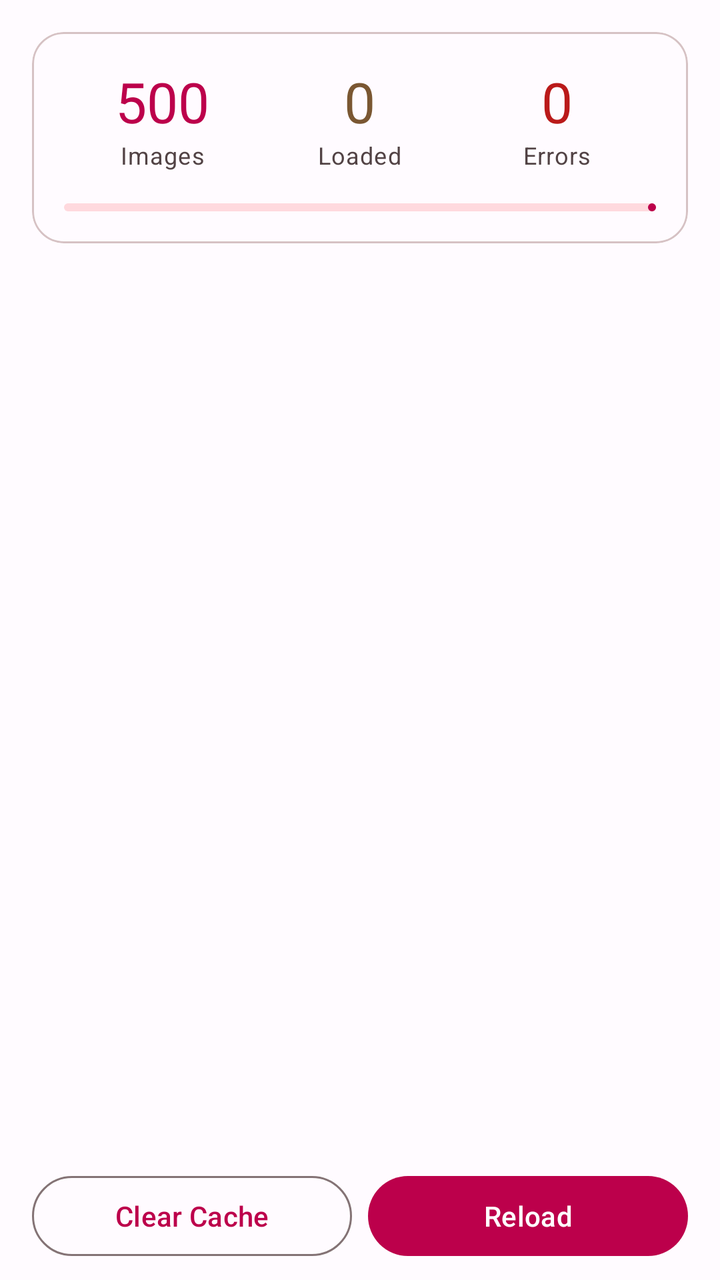
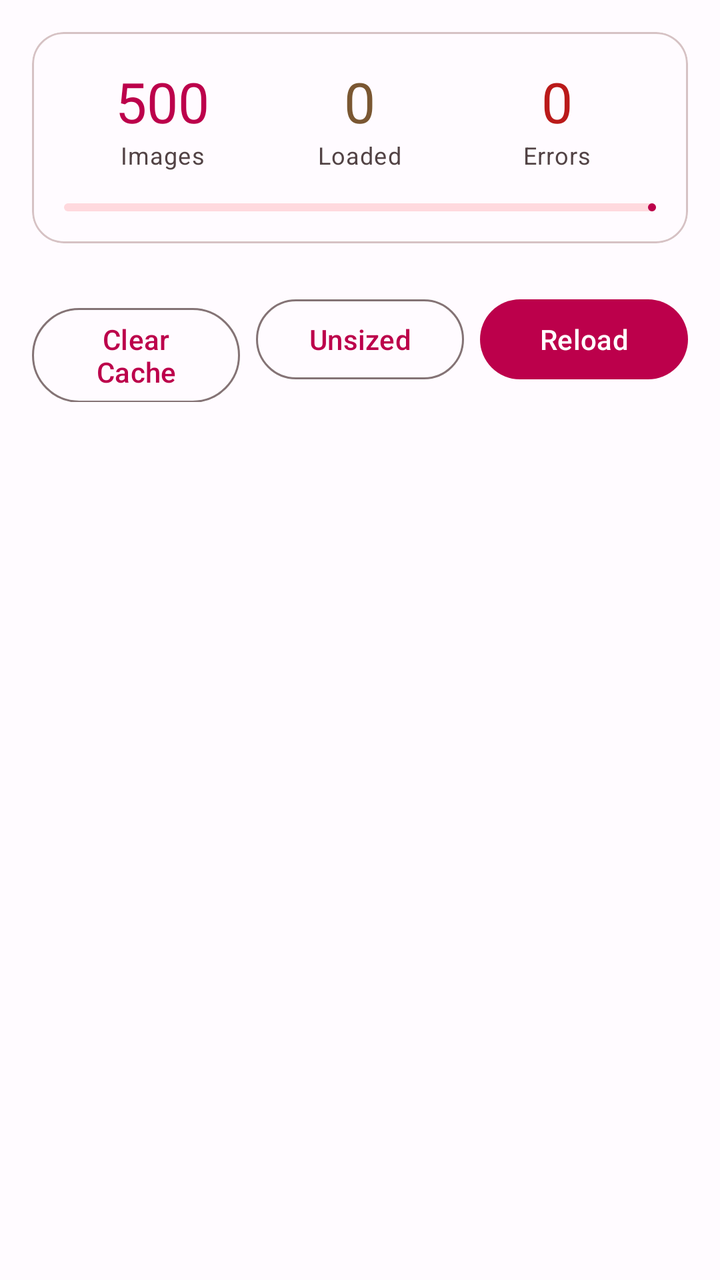

Two renders of the same Android screen: before a commit and after it. Below are the layout's source before the change and the commit's diff.
<!-- AndroidManifest.xml: application theme Theme.SimpleImageLoader -->
<!-- res/layout/fragment_stress.xml -->
<?xml version="1.0" encoding="utf-8"?>
<androidx.coordinatorlayout.widget.CoordinatorLayout xmlns:android="http://schemas.android.com/apk/res/android"
    xmlns:app="http://schemas.android.com/apk/res-auto"
    xmlns:tools="http://schemas.android.com/tools"
    android:id="@+id/coordinator"
    android:layout_width="match_parent"
    android:layout_height="match_parent">

    <LinearLayout
        android:layout_width="match_parent"
        android:layout_height="match_parent"
        android:orientation="vertical">

        
        <com.google.android.material.card.MaterialCardView
            android:layout_width="match_parent"
            android:layout_height="wrap_content"
            android:layout_margin="16dp"
            app:cardCornerRadius="16dp"
            app:cardElevation="0dp"
            app:strokeWidth="1dp"
            app:strokeColor="?attr/colorOutlineVariant">

            <LinearLayout
                android:layout_width="match_parent"
                android:layout_height="wrap_content"
                android:orientation="vertical"
                android:padding="16dp">

                <LinearLayout
                    android:layout_width="match_parent"
                    android:layout_height="wrap_content"
                    android:orientation="horizontal">

                    <LinearLayout
                        android:layout_width="0dp"
                        android:layout_height="wrap_content"
                        android:layout_weight="1"
                        android:gravity="center"
                        android:orientation="vertical">

                        <TextView
                            android:id="@+id/stat_total"
                            android:layout_width="wrap_content"
                            android:layout_height="wrap_content"
                            android:text="500"
                            android:textAppearance="@style/TextAppearance.Material3.HeadlineMedium"
                            android:textColor="?attr/colorPrimary" />

                        <TextView
                            android:layout_width="wrap_content"
                            android:layout_height="wrap_content"
                            android:text="Images"
                            android:textAppearance="@style/TextAppearance.Material3.BodySmall"
                            android:textColor="?attr/colorOnSurfaceVariant" />

                    </LinearLayout>

                    <LinearLayout
                        android:layout_width="0dp"
                        android:layout_height="wrap_content"
                        android:layout_weight="1"
                        android:gravity="center"
                        android:orientation="vertical">

                        <TextView
                            android:id="@+id/stat_loaded"
                            android:layout_width="wrap_content"
                            android:layout_height="wrap_content"
                            android:text="0"
                            android:textAppearance="@style/TextAppearance.Material3.HeadlineMedium"
                            android:textColor="?attr/colorTertiary" />

                        <TextView
                            android:layout_width="wrap_content"
                            android:layout_height="wrap_content"
                            android:text="Loaded"
                            android:textAppearance="@style/TextAppearance.Material3.BodySmall"
                            android:textColor="?attr/colorOnSurfaceVariant" />

                    </LinearLayout>

                    <LinearLayout
                        android:layout_width="0dp"
                        android:layout_height="wrap_content"
                        android:layout_weight="1"
                        android:gravity="center"
                        android:orientation="vertical">

                        <TextView
                            android:id="@+id/stat_errors"
                            android:layout_width="wrap_content"
                            android:layout_height="wrap_content"
                            android:text="0"
                            android:textAppearance="@style/TextAppearance.Material3.HeadlineMedium"
                            android:textColor="?attr/colorError" />

                        <TextView
                            android:layout_width="wrap_content"
                            android:layout_height="wrap_content"
                            android:text="Errors"
                            android:textAppearance="@style/TextAppearance.Material3.BodySmall"
                            android:textColor="?attr/colorOnSurfaceVariant" />

                    </LinearLayout>

                </LinearLayout>

                <com.google.android.material.progressindicator.LinearProgressIndicator
                    android:id="@+id/progress_bar"
                    android:layout_width="match_parent"
                    android:layout_height="wrap_content"
                    android:layout_marginTop="16dp"
                    android:progress="0"
                    app:trackCornerRadius="4dp" />

            </LinearLayout>

        </com.google.android.material.card.MaterialCardView>

        
        <androidx.recyclerview.widget.RecyclerView
            android:id="@+id/recycler_view"
            android:layout_width="match_parent"
            android:layout_height="0dp"
            android:layout_weight="1"
            android:clipToPadding="false"
            android:padding="8dp"
            tools:listitem="@layout/item_stress" />

        
        <LinearLayout
            android:layout_width="match_parent"
            android:layout_height="wrap_content"
            android:orientation="horizontal"
            android:paddingHorizontal="16dp"
            android:paddingVertical="8dp">

            <com.google.android.material.button.MaterialButton
                android:id="@+id/btn_clear_cache"
                style="@style/Widget.Material3.Button.OutlinedButton"
                android:layout_width="0dp"
                android:layout_height="wrap_content"
                android:layout_weight="1"
                android:layout_marginEnd="8dp"
                android:text="@string/stress_clear_cache" />

            <com.google.android.material.button.MaterialButton
                android:id="@+id/btn_reload"
                style="@style/Widget.Material3.Button"
                android:layout_width="0dp"
                android:layout_height="wrap_content"
                android:layout_weight="1"
                android:text="@string/reload" />

        </LinearLayout>

    </LinearLayout>

</androidx.coordinatorlayout.widget.CoordinatorLayout>
<!-- res/layout/item_stress.xml (included above) -->
<?xml version="1.0" encoding="utf-8"?>
<FrameLayout xmlns:android="http://schemas.android.com/apk/res/android"
    xmlns:tools="http://schemas.android.com/tools"
    android:layout_width="match_parent"
    android:layout_height="wrap_content"
    android:padding="2dp">

    <ImageView
        android:id="@+id/image_view"
        android:layout_width="match_parent"
        android:layout_height="80dp"
        android:background="?attr/colorSurfaceVariant"
        android:scaleType="centerCrop"
        tools:ignore="ContentDescription" />

</FrameLayout>
<!-- resources referenced by this layout -->
<resources>
  <string name="reload">Reload</string>
  <string name="stress_clear_cache">Clear Cache</string>
  <color name="md_theme_light_primary">#BC004B</color>
  <color name="md_theme_light_onPrimary">#FFFFFF</color>
  <color name="md_theme_light_primaryContainer">#FFD9DE</color>
  <color name="md_theme_light_onPrimaryContainer">#400014</color>
  <color name="md_theme_light_secondary">#75565B</color>
  <color name="md_theme_light_onSecondary">#FFFFFF</color>
  <color name="md_theme_light_secondaryContainer">#FFD9DE</color>
  <color name="md_theme_light_onSecondaryContainer">#2C1519</color>
  <color name="md_theme_light_tertiary">#7A5732</color>
  <color name="md_theme_light_onTertiary">#FFFFFF</color>
  <color name="md_theme_light_tertiaryContainer">#FFDCBE</color>
  <color name="md_theme_light_onTertiaryContainer">#2C1700</color>
  <color name="md_theme_light_error">#BA1A1A</color>
  <color name="md_theme_light_onError">#FFFFFF</color>
  <color name="md_theme_light_errorContainer">#FFDAD6</color>
  <color name="md_theme_light_onErrorContainer">#410002</color>
  <color name="md_theme_light_background">#FFFBFF</color>
  <color name="md_theme_light_onBackground">#201A1B</color>
  <color name="md_theme_light_surface">#FFFBFF</color>
  <color name="md_theme_light_onSurface">#201A1B</color>
  <color name="md_theme_light_surfaceVariant">#F3DDE0</color>
  <color name="md_theme_light_onSurfaceVariant">#524345</color>
  <color name="md_theme_light_outline">#847375</color>
  <color name="md_theme_light_outlineVariant">#D6C2C4</color>
  <color name="md_theme_light_inverseSurface">#362F30</color>
  <color name="md_theme_light_inverseOnSurface">#FBEDEF</color>
  <color name="md_theme_light_inversePrimary">#FFB1C0</color>
  <!-- unchanged entries left out for length: 1 -->
</resources>

<!-- the commit's change to res/layout/fragment_stress.xml (unified diff, before → after) -->
@@ -119,16 +119,6 @@
         </com.google.android.material.card.MaterialCardView>
 
         
-        <androidx.recyclerview.widget.RecyclerView
-            android:id="@+id/recycler_view"
-            android:layout_width="match_parent"
-            android:layout_height="0dp"
-            android:layout_weight="1"
-            android:clipToPadding="false"
-            android:padding="8dp"
-            tools:listitem="@layout/item_stress" />
-
-        
         <LinearLayout
             android:layout_width="match_parent"
             android:layout_height="wrap_content"
@@ -146,6 +136,15 @@
                 android:text="@string/stress_clear_cache" />
 
             <com.google.android.material.button.MaterialButton
+                android:id="@+id/btn_unsized"
+                style="@style/Widget.Material3.Button.OutlinedButton"
+                android:layout_width="0dp"
+                android:layout_height="wrap_content"
+                android:layout_weight="1"
+                android:layout_marginEnd="8dp"
+                android:text="@string/stress_unsized" />
+
+            <com.google.android.material.button.MaterialButton
                 android:id="@+id/btn_reload"
                 style="@style/Widget.Material3.Button"
                 android:layout_width="0dp"
@@ -154,6 +153,16 @@
                 android:text="@string/reload" />
 
         </LinearLayout>
+
+        
+        <androidx.recyclerview.widget.RecyclerView
+            android:id="@+id/recycler_view"
+            android:layout_width="match_parent"
+            android:layout_height="0dp"
+            android:layout_weight="1"
+            android:clipToPadding="false"
+            android:padding="8dp"
+            tools:listitem="@layout/item_stress" />
 
     </LinearLayout>
 
<!-- resource entries referenced after the edit -->
@@ -2,6 +2,7 @@
 <resources>
   <string name="reload">Reload</string>
   <string name="stress_clear_cache">Clear Cache</string>
+  <string name="stress_unsized">Unsized</string>
   <color name="md_theme_light_primary">#BC004B</color>
   <color name="md_theme_light_onPrimary">#FFFFFF</color>
   <color name="md_theme_light_primaryContainer">#FFD9DE</color>
